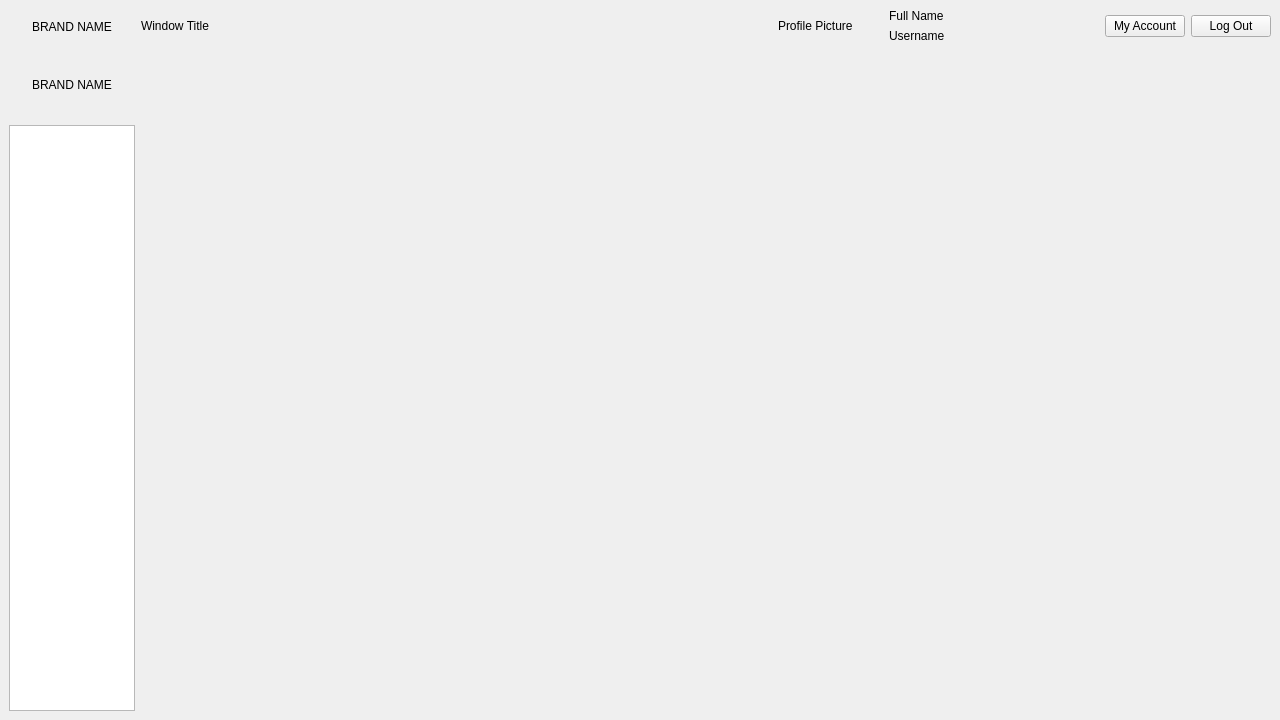
Above: inquirywindow.ui from PeteCastle/SoftwareDesignCaseStudy before the change. Below: the same form after it.
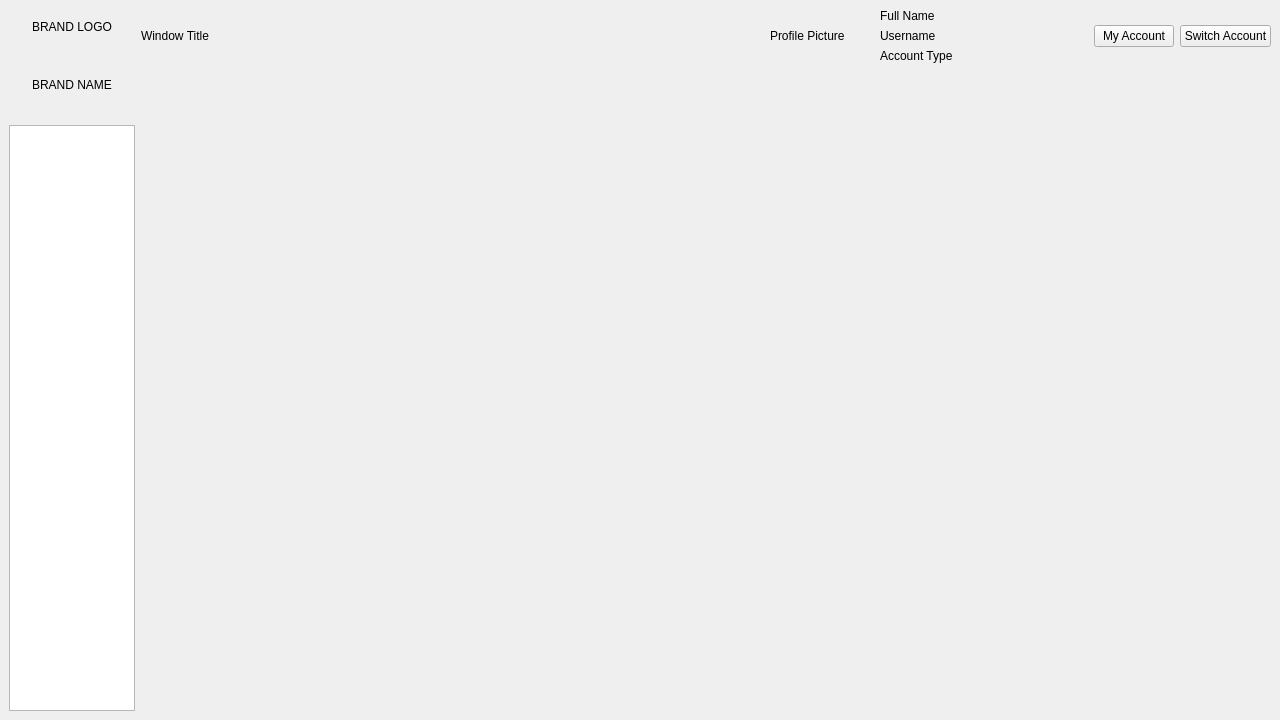
That is the form after the change.

```diff
--- a/inquirywindow.ui
+++ b/inquirywindow.ui
@@ -20,7 +20,7 @@
       <item alignment="Qt::AlignHCenter">
        <widget class="QLabel" name="label_2">
         <property name="text">
-         <string>BRAND NAME</string>
+         <string>BRAND LOGO</string>
         </property>
        </widget>
       </item>
@@ -76,6 +76,13 @@
             </property>
            </widget>
           </item>
+          <item>
+           <widget class="QLabel" name="AccountTypeLabel">
+            <property name="text">
+             <string>Account Type</string>
+            </property>
+           </widget>
+          </item>
          </layout>
         </item>
         <item>
@@ -88,7 +95,7 @@
         <item>
          <widget class="QPushButton" name="pushButton_2">
           <property name="text">
-           <string>Log Out</string>
+           <string>Switch Account</string>
           </property>
          </widget>
         </item>
```
Left out of the diff: 12 changed lines with no effect on the pictures.
